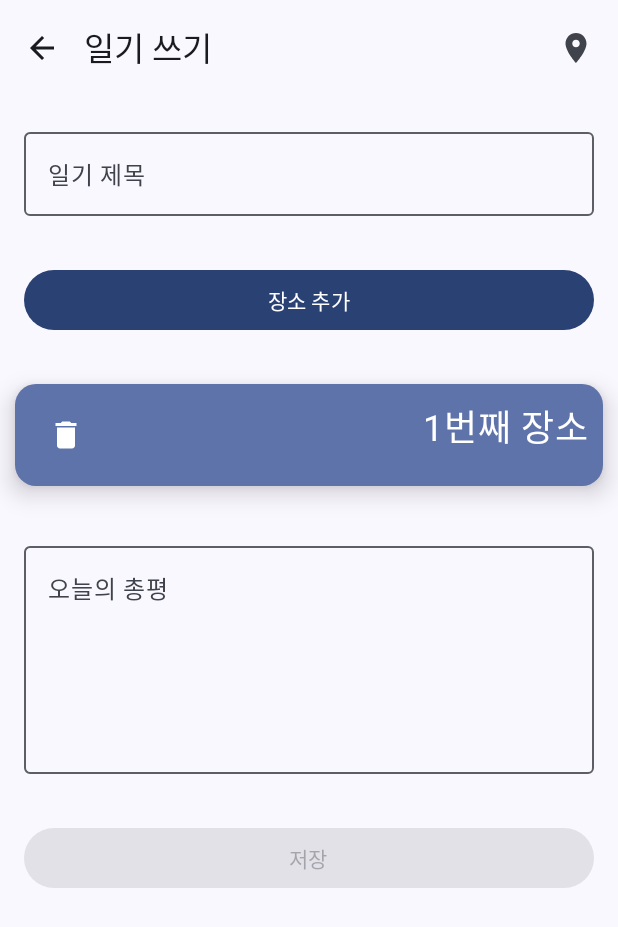
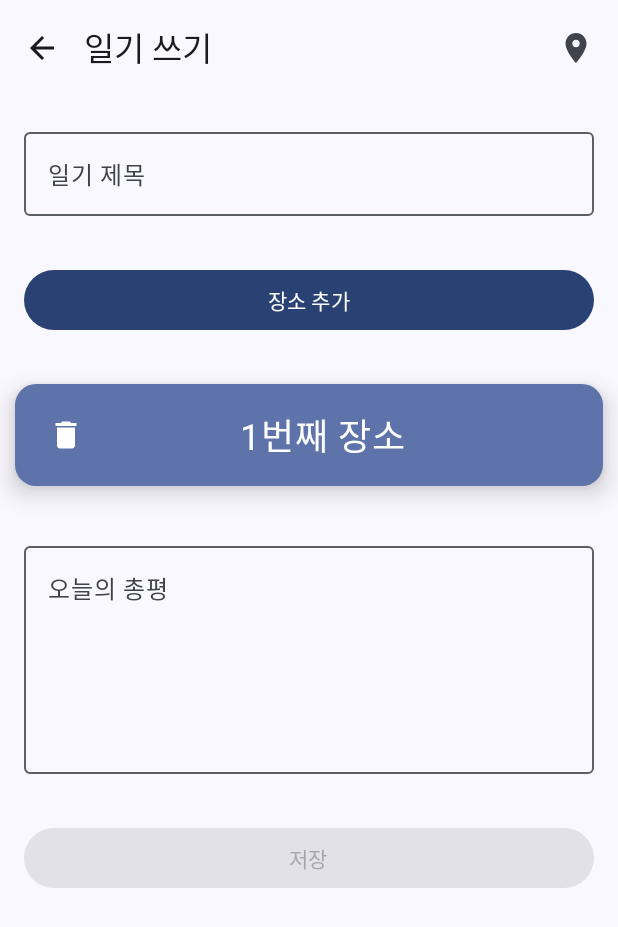
Before and after one commit to B0Y00N/pastFinder, an Android app built with Jetpack Compose: the composable WriteDiaryPage called with empty values, after a tap on an icon or button, on a phone screen of 412 x 824 dp. Shown: the top 927 px of the screen. Run offline under Robolectric (Android 15) with nearby library versions, the phone set to English and light mode, and no system bars; 3 other taps on this screen came first.

Commit message:
리마인더 오류 해결, ui 수정

```diff
--- a/app/src/main/java/com/example/pastfinder/ui/ReminderViewModel.kt
+++ b/app/src/main/java/com/example/pastfinder/ui/ReminderViewModel.kt
@@ -108,6 +108,7 @@ class ReminderViewModel(private val apiClient: ApiClient): ViewModel() {
                 _operationStatus.value = OperationStatus.Error
             }
         }
+        goalList = goalList.minus(goalList[index])
     }
 
     // 목표 내용 update하는 함수
--- a/app/src/main/java/com/example/pastfinder/ui/writeDiaryPage.kt
+++ b/app/src/main/java/com/example/pastfinder/ui/writeDiaryPage.kt
@@ -46,6 +46,7 @@ import androidx.compose.runtime.mutableStateOf
 import androidx.compose.runtime.remember
 import androidx.compose.runtime.saveable.rememberSaveable
 import androidx.compose.runtime.setValue
+import androidx.compose.ui.Alignment
 import androidx.compose.ui.Modifier
 import androidx.compose.ui.draw.clip
 import androidx.compose.ui.graphics.asImageBitmap
@@ -252,8 +253,7 @@ fun PlaceEntryCard(
     ) {
         Column(modifier = Modifier.padding(10.dp)) {
             Row(
-                modifier = Modifier.fillMaxWidth(),
-                horizontalArrangement = Arrangement.SpaceBetween
+                verticalAlignment = Alignment.CenterVertically
             ) {
                 // 삭제 버튼
                 IconButton(onClick = onDelete) {
@@ -265,11 +265,11 @@ fun PlaceEntryCard(
                 Text(
                     text = if (placeEntry.placeName.isNotBlank()) placeEntry.placeName else "${placeEntry.id}번째 장소",
                     fontSize = 24.sp,
-                    textAlign = TextAlign.Center
+                    textAlign = TextAlign.Center,
+                    modifier = Modifier.weight(1f)
                 )
+                Spacer(modifier = Modifier.padding(15.dp))
             }
-
-
             // 확장된 카드 내용
             if (isExpanded) {
                 // 이미지 표시
```
